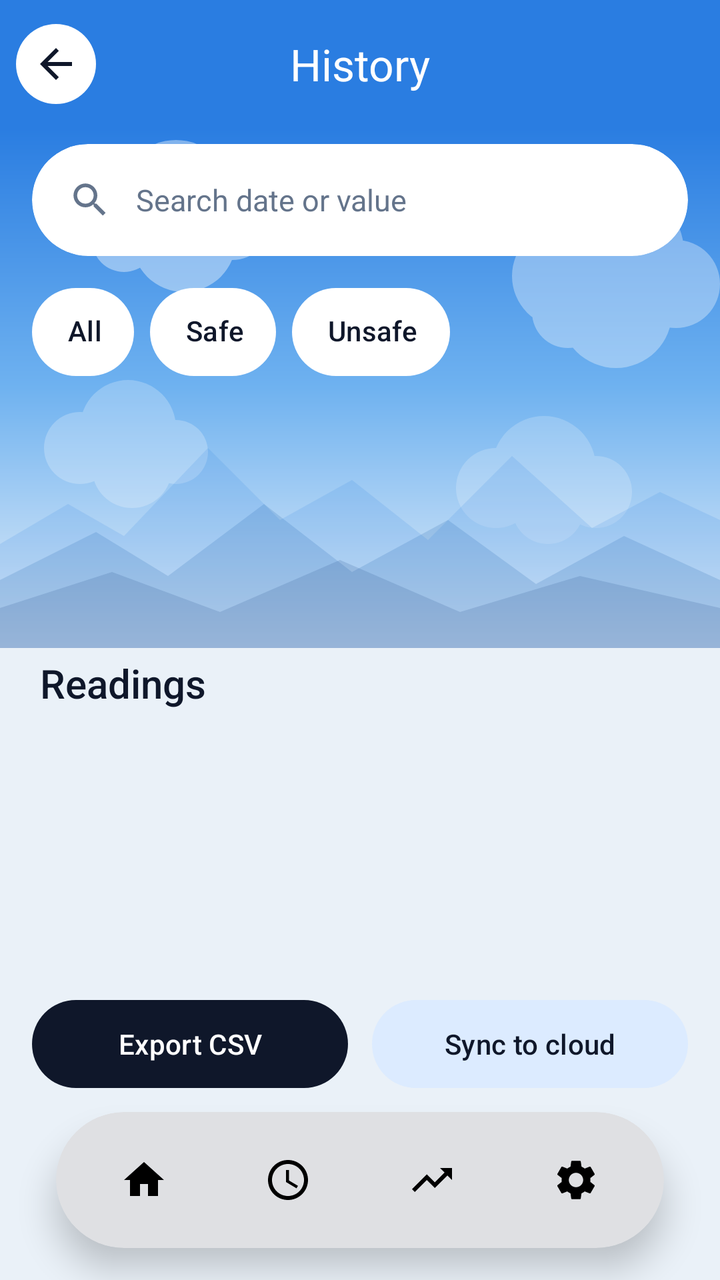
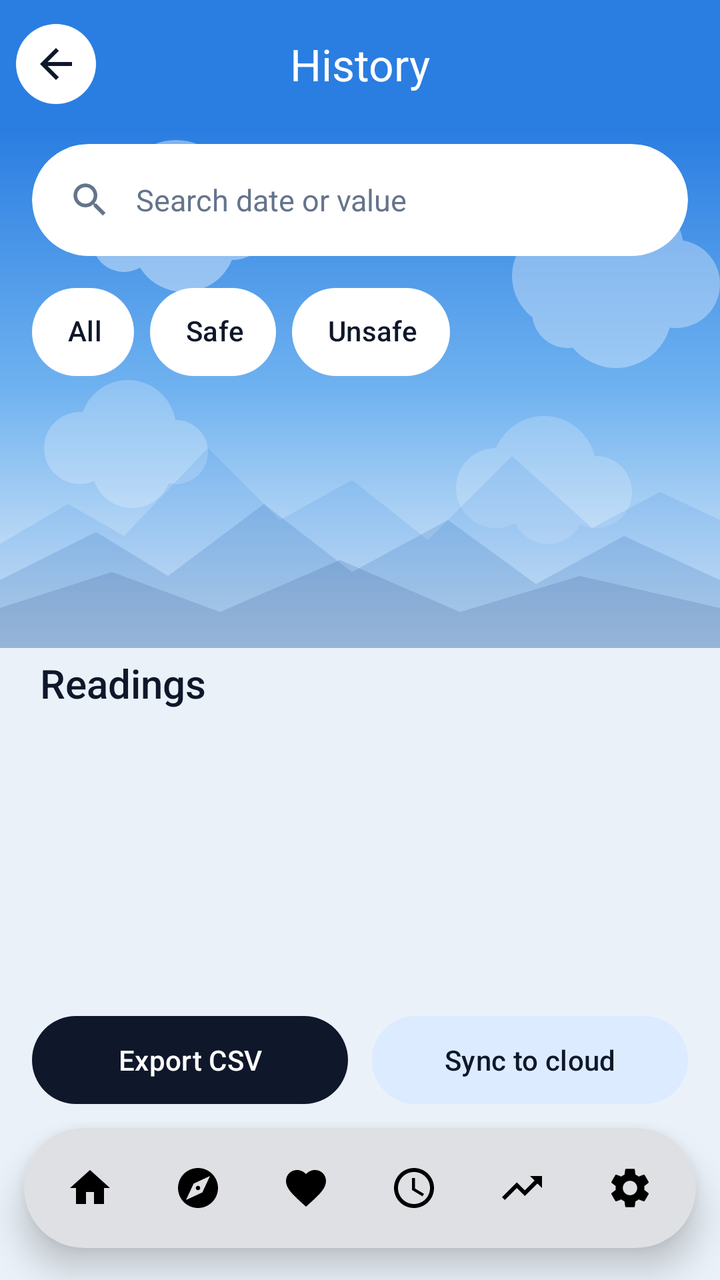

Compare the two renders of this Android layout. The source of the first and the diff that turns it into the second are given below.
<!-- AndroidManifest.xml: application theme Theme.EcoSense -->
<!-- res/layout/activity_history.xml -->
<?xml version="1.0" encoding="utf-8"?>
<androidx.constraintlayout.widget.ConstraintLayout xmlns:android="http://schemas.android.com/apk/res/android" xmlns:app="http://schemas.android.com/apk/res-auto" xmlns:tools="http://schemas.android.com/tools"
    android:id="@+id/root"
    android:layout_width="match_parent"
    android:layout_height="match_parent"
    android:background="@color/eco_bg">

    <com.google.android.material.appbar.MaterialToolbar
        android:id="@+id/toolbar"
        android:layout_width="0dp"
        android:layout_height="?attr/actionBarSize"
        android:background="@color/sky_top"
        app:layout_constraintEnd_toEndOf="parent"
        app:layout_constraintStart_toStartOf="parent"
        app:layout_constraintTop_toTopOf="parent"
        app:navigationIcon="@drawable/ic_back_circle"
        app:title="History"
        app:titleCentered="true"
        app:titleTextAppearance="@style/EcoToolbarTitle"
        app:titleTextColor="@android:color/white" />

    
    <LinearLayout
        android:id="@+id/llControls"
        android:layout_width="0dp"
        android:layout_height="wrap_content"
        android:background="@drawable/bg_sky"
        android:orientation="vertical"
        android:paddingStart="16dp"
        android:paddingTop="8dp"
        android:paddingEnd="16dp"
        android:paddingBottom="22dp"
        app:layout_constraintEnd_toEndOf="parent"
        app:layout_constraintStart_toStartOf="parent"
        app:layout_constraintTop_toBottomOf="@id/toolbar">

        <com.google.android.material.card.MaterialCardView
            style="@style/EcoCard"
            android:layout_width="match_parent"
            android:layout_height="wrap_content"
            app:cardCornerRadius="30dp">

            <LinearLayout
                android:layout_width="match_parent"
                android:layout_height="56dp"
                android:gravity="center_vertical"
                android:orientation="horizontal"
                android:paddingStart="18dp"
                android:paddingEnd="18dp">

                <ImageView
                    android:layout_width="22dp"
                    android:layout_height="22dp"
                    android:contentDescription="Search"
                    android:src="@drawable/ic_search"
                    app:tint="@color/eco_text_secondary" />

                <EditText
                    android:id="@+id/etSearch"
                    android:layout_width="0dp"
                    android:layout_height="match_parent"
                    android:layout_marginStart="12dp"
                    android:layout_weight="1"
                    android:background="@null"
                    android:hint="Search date or value"
                    android:imeOptions="actionSearch"
                    android:importantForAutofill="no"
                    android:inputType="text"
                    android:maxLines="1"
                    android:textColor="@color/eco_text"
                    android:textColorHint="@color/eco_text_secondary"
                    android:textSize="15sp" />
            </LinearLayout>
        </com.google.android.material.card.MaterialCardView>

        <HorizontalScrollView
            android:layout_width="match_parent"
            android:layout_height="wrap_content"
            android:layout_marginTop="14dp"
            android:scrollbars="none">

            <com.google.android.material.chip.ChipGroup
                android:id="@+id/chipFilter"
                android:layout_width="wrap_content"
                android:layout_height="wrap_content"
                app:selectionRequired="true"
                app:singleLine="true"
                app:singleSelection="true">

                <com.google.android.material.chip.Chip
                    android:id="@+id/chipAll"
                    style="@style/EcoChip"
                    android:layout_width="wrap_content"
                    android:layout_height="wrap_content"
                    android:text="All" />
                <com.google.android.material.chip.Chip
                    android:id="@+id/chipSafe"
                    style="@style/EcoChip"
                    android:layout_width="wrap_content"
                    android:layout_height="wrap_content"
                    android:text="Safe" />
                <com.google.android.material.chip.Chip
                    android:id="@+id/chipUnsafe"
                    style="@style/EcoChip"
                    android:layout_width="wrap_content"
                    android:layout_height="wrap_content"
                    android:text="Unsafe" />
            </com.google.android.material.chip.ChipGroup>
        </HorizontalScrollView>
    </LinearLayout>

    
    <LinearLayout
        android:id="@+id/llHeading"
        android:layout_width="0dp"
        android:layout_height="wrap_content"
        android:gravity="center_vertical"
        android:orientation="horizontal"
        android:paddingStart="20dp"
        android:paddingTop="4dp"
        android:paddingEnd="16dp"
        android:paddingBottom="8dp"
        app:layout_constraintEnd_toEndOf="parent"
        app:layout_constraintStart_toStartOf="parent"
        app:layout_constraintTop_toBottomOf="@id/llControls">

        <TextView
            style="@style/EcoSection"
            android:layout_width="0dp"
            android:layout_height="wrap_content"
            android:layout_weight="1"
            android:text="Readings"
            android:textSize="20sp" />

        <com.google.android.material.button.MaterialButtonToggleGroup
            android:id="@+id/toggleMode"
            android:layout_width="wrap_content"
            android:layout_height="wrap_content"
            app:selectionRequired="true"
            app:singleSelection="true">

            <Button
                android:id="@+id/btnModeList"
                style="?attr/materialButtonOutlinedStyle"
                android:layout_width="wrap_content"
                android:layout_height="36dp"
                android:insetTop="0dp"
                android:insetBottom="0dp"
                android:minWidth="0dp"
                android:paddingStart="14dp"
                android:paddingEnd="14dp"
                android:text="List"
                android:textSize="12sp" />
            <Button
                android:id="@+id/btnModeCards"
                style="?attr/materialButtonOutlinedStyle"
                android:layout_width="wrap_content"
                android:layout_height="36dp"
                android:insetTop="0dp"
                android:insetBottom="0dp"
                android:minWidth="0dp"
                android:paddingStart="14dp"
                android:paddingEnd="14dp"
                android:text="Cards"
                android:textSize="12sp" />
            <Button
                android:id="@+id/btnModeGrid"
                style="?attr/materialButtonOutlinedStyle"
                android:layout_width="wrap_content"
                android:layout_height="36dp"
                android:insetTop="0dp"
                android:insetBottom="0dp"
                android:minWidth="0dp"
                android:paddingStart="14dp"
                android:paddingEnd="14dp"
                android:text="Grid"
                android:textSize="12sp" />
        </com.google.android.material.button.MaterialButtonToggleGroup>
    </LinearLayout>

    <FrameLayout
        android:layout_width="0dp"
        android:layout_height="0dp"
        app:layout_constraintBottom_toTopOf="@id/llBar"
        app:layout_constraintEnd_toEndOf="parent"
        app:layout_constraintStart_toStartOf="parent"
        app:layout_constraintTop_toBottomOf="@id/llHeading">

        <ListView
            android:id="@+id/listView"
            android:layout_width="match_parent"
            android:layout_height="match_parent"
            android:clipToPadding="false"
            android:divider="@null"
            android:dividerHeight="0dp" />

        <androidx.recyclerview.widget.RecyclerView
            android:id="@+id/recycler"
            android:layout_width="match_parent"
            android:layout_height="match_parent"
            android:clipToPadding="false"
            android:paddingStart="10dp"
            android:paddingEnd="10dp"
            android:visibility="gone" />

        <TextView
            android:id="@+id/tvEmpty"
            android:layout_width="wrap_content"
            android:layout_height="wrap_content"
            android:layout_gravity="center"
            android:text="No readings found."
            android:textColor="@color/eco_text_secondary"
            android:visibility="gone" />
    </FrameLayout>

    <LinearLayout
        android:id="@+id/llBar"
        android:layout_width="0dp"
        android:layout_height="wrap_content"
        android:layout_marginBottom="8dp"
        android:orientation="horizontal"
        android:paddingStart="16dp"
        android:paddingTop="6dp"
        android:paddingEnd="16dp"
        app:layout_constraintBottom_toTopOf="@id/bottomNav"
        app:layout_constraintEnd_toEndOf="parent"
        app:layout_constraintStart_toStartOf="parent">

        <com.google.android.material.button.MaterialButton
            android:id="@+id/btnExport"
            android:layout_width="0dp"
            android:layout_height="52dp"
            android:layout_marginEnd="6dp"
            android:layout_weight="1"
            android:text="Export CSV"
            app:cornerRadius="26dp" />

        <com.google.android.material.button.MaterialButton
            android:id="@+id/btnSync"
            style="@style/Widget.Material3.Button.TonalButton"
            android:layout_width="0dp"
            android:layout_height="52dp"
            android:layout_marginStart="6dp"
            android:layout_weight="1"
            android:text="Sync to cloud"
            app:cornerRadius="26dp" />
    </LinearLayout>

    <include
        android:id="@+id/bottomNav"
        layout="@layout/view_bottom_nav"
        android:layout_width="0dp"
        android:layout_height="wrap_content"
        android:layout_marginStart="28dp"
        android:layout_marginEnd="28dp"
        android:layout_marginBottom="16dp"
        app:layout_constraintBottom_toBottomOf="parent"
        app:layout_constraintEnd_toEndOf="parent"
        app:layout_constraintStart_toStartOf="parent" />
</androidx.constraintlayout.widget.ConstraintLayout>
<!-- res/layout/view_bottom_nav.xml (included above) -->
<?xml version="1.0" encoding="utf-8"?>
<com.google.android.material.card.MaterialCardView xmlns:android="http://schemas.android.com/apk/res/android" xmlns:app="http://schemas.android.com/apk/res-auto" xmlns:tools="http://schemas.android.com/tools"
    style="@style/Widget.Material3.CardView.Elevated"
    android:layout_width="match_parent"
    android:layout_height="wrap_content"
    app:cardBackgroundColor="@color/eco_card"
    app:cardCornerRadius="34dp"
    app:cardElevation="10dp">

    <LinearLayout
        android:layout_width="match_parent"
        android:layout_height="wrap_content"
        android:gravity="center"
        android:orientation="horizontal"
        android:padding="8dp">

        <ImageView
            android:id="@+id/navHome"
            android:layout_width="0dp"
            android:layout_height="52dp"
            android:layout_weight="1"
            android:contentDescription="Home"
            android:padding="14dp"
            android:scaleType="centerInside"
            android:src="@drawable/ic_home" />
        <ImageView
            android:id="@+id/navHistory"
            android:layout_width="0dp"
            android:layout_height="52dp"
            android:layout_weight="1"
            android:contentDescription="History"
            android:padding="14dp"
            android:scaleType="centerInside"
            android:src="@drawable/ic_history" />
        <ImageView
            android:id="@+id/navPredict"
            android:layout_width="0dp"
            android:layout_height="52dp"
            android:layout_weight="1"
            android:contentDescription="Prediction"
            android:padding="14dp"
            android:scaleType="centerInside"
            android:src="@drawable/ic_trend" />
        <ImageView
            android:id="@+id/navSettings"
            android:layout_width="0dp"
            android:layout_height="52dp"
            android:layout_weight="1"
            android:contentDescription="Settings"
            android:padding="14dp"
            android:scaleType="centerInside"
            android:src="@drawable/ic_settings" />
    </LinearLayout>
</com.google.android.material.card.MaterialCardView>
<!-- resources referenced by this layout -->
<resources>
  <color name="eco_bg">#EAF1F8</color>
  <color name="eco_card">#FFFFFF</color>
  <color name="eco_text">#0F172A</color>
  <color name="eco_text_secondary">#64748B</color>
  <color name="sky_top">#2A7DE1</color>
  <!-- drawable ic_history (drawable) -->
  <vector xmlns:android="http://schemas.android.com/apk/res/android"
      android:width="24dp" android:height="24dp"
      android:viewportWidth="24" android:viewportHeight="24">
      <path android:fillColor="#000000" android:pathData="M11.99,2C6.47,2 2,6.48 2,12s4.47,10 9.99,10C17.52,22 22,17.52 22,12S17.52,2 11.99,2zM12,20c-4.42,0 -8,-3.58 -8,-8s3.58,-8 8,-8 8,3.58 8,8 -3.58,8 -8,8zM12.5,7H11v6l5.25,3.15 0.75,-1.23 -4.5,-2.67z" />
  </vector>
  <!-- drawable ic_home (drawable) -->
  <vector xmlns:android="http://schemas.android.com/apk/res/android"
      android:width="24dp" android:height="24dp"
      android:viewportWidth="24" android:viewportHeight="24">
      <path android:fillColor="#000000" android:pathData="M10,20v-6h4v6h5v-8h3L12,3 2,12h3v8z" />
  </vector>
  <!-- drawable ic_trend (drawable) -->
  <vector xmlns:android="http://schemas.android.com/apk/res/android"
      android:width="24dp" android:height="24dp"
      android:viewportWidth="24" android:viewportHeight="24">
      <path android:fillColor="#000000" android:pathData="M16,6l2.29,2.29 -4.88,4.88 -4,-4L2,16.59 3.41,18l6,-6 4,4 6.3,-6.29L22,12V6z" />
  </vector>
  <style name="EcoCard" parent="Widget.Material3.CardView.Elevated">
          <item name="cardCornerRadius">24dp</item>
          <item name="cardBackgroundColor">@color/eco_card</item>
          <item name="cardElevation">0dp</item>
          <item name="strokeWidth">0dp</item>
      </style>
  <style name="EcoSection">
          <item name="android:textSize">16sp</item>
          <item name="android:fontFamily">sans-serif-medium</item>
          <item name="android:textColor">@color/eco_text</item>
      </style>
  <style name="EcoToolbarTitle" parent="TextAppearance.Material3.TitleLarge">
          <item name="android:textColor">@android:color/white</item>
          <item name="android:fontFamily">sans-serif-medium</item>
      </style>
  <color name="sky_mid">#6FB2F0</color>
  <color name="sky_bottom">#EAF1F8</color>
  <color name="eco_navy">#0F172A</color>
  <color name="eco_on_navy">#FFFFFF</color>
  <color name="tint_hum">#DCEBFF</color>
  <color name="eco_primary">#1E6FE0</color>
  <color name="eco_on_primary">#FFFFFF</color>
  <color name="eco_tile">#F1F5F9</color>
  <color name="eco_outline">#CBD5E1</color>
  <style name="Animation.EcoActivity" parent="@android:style/Animation.Activity">
          <item name="android:activityOpenEnterAnimation">@anim/slide_in_right</item>
          <item name="android:activityOpenExitAnimation">@anim/slide_out_left</item>
          <item name="android:activityCloseEnterAnimation">@anim/slide_in_left</item>
          <item name="android:activityCloseExitAnimation">@anim/slide_out_right</item>
      </style>
  <!-- unchanged entries left out for length: 8 -->
</resources>

<!-- the commit's change to res/layout/activity_history.xml (unified diff, before → after) -->
@@ -251,8 +251,8 @@
         layout="@layout/view_bottom_nav"
         android:layout_width="0dp"
         android:layout_height="wrap_content"
-        android:layout_marginStart="28dp"
-        android:layout_marginEnd="28dp"
+        android:layout_marginStart="12dp"
+        android:layout_marginEnd="12dp"
         android:layout_marginBottom="16dp"
         app:layout_constraintBottom_toBottomOf="parent"
         app:layout_constraintEnd_toEndOf="parent"
@@ -260,12 +260,13 @@
 </androidx.constraintlayout.widget.ConstraintLayout>
 <!-- res/layout/view_bottom_nav.xml (included above) -->
 <?xml version="1.0" encoding="utf-8"?>
-<com.google.android.material.card.MaterialCardView xmlns:android="http://schemas.android.com/apk/res/android" xmlns:app="http://schemas.android.com/apk/res-auto" xmlns:tools="http://schemas.android.com/tools"
+<com.google.android.material.card.MaterialCardView xmlns:android="http://schemas.android.com/apk/res/android"
+    xmlns:app="http://schemas.android.com/apk/res-auto"
     style="@style/Widget.Material3.CardView.Elevated"
     android:layout_width="match_parent"
     android:layout_height="wrap_content"
     app:cardBackgroundColor="@color/eco_card"
-    app:cardCornerRadius="34dp"
+    app:cardCornerRadius="32dp"
     app:cardElevation="10dp">
 
     <LinearLayout
@@ -273,42 +274,60 @@
         android:layout_height="wrap_content"
         android:gravity="center"
         android:orientation="horizontal"
-        android:padding="8dp">
+        android:padding="6dp">
 
         <ImageView
             android:id="@+id/navHome"
             android:layout_width="0dp"
-            android:layout_height="52dp"
+            android:layout_height="48dp"
             android:layout_weight="1"
             android:contentDescription="Home"
-            android:padding="14dp"
+            android:padding="12dp"
             android:scaleType="centerInside"
             android:src="@drawable/ic_home" />
         <ImageView
+            android:id="@+id/navPlan"
+            android:layout_width="0dp"
+            android:layout_height="48dp"
+            android:layout_weight="1"
+            android:contentDescription="Today's plan"
+            android:padding="12dp"
+            android:scaleType="centerInside"
+            android:src="@drawable/ic_plan" />
+        <ImageView
+            android:id="@+id/navSymptom"
+            android:layout_width="0dp"
+            android:layout_height="48dp"
+            android:layout_weight="1"
+            android:contentDescription="Symptom diary"
+            android:padding="12dp"
+            android:scaleType="centerInside"
+            android:src="@drawable/ic_heart" />
+        <ImageView
             android:id="@+id/navHistory"
             android:layout_width="0dp"
-            android:layout_height="52dp"
+            android:layout_height="48dp"
             android:layout_weight="1"
             android:contentDescription="History"
-            android:padding="14dp"
+            android:padding="12dp"
             android:scaleType="centerInside"
             android:src="@drawable/ic_history" />
         <ImageView
             android:id="@+id/navPredict"
             android:layout_width="0dp"
-            android:layout_height="52dp"
+            android:layout_height="48dp"
             android:layout_weight="1"
             android:contentDescription="Prediction"
-            android:padding="14dp"
+            android:padding="12dp"
             android:scaleType="centerInside"
             android:src="@drawable/ic_trend" />
         <ImageView
             android:id="@+id/navSettings"
             android:layout_width="0dp"
-            android:layout_height="52dp"
+            android:layout_height="48dp"
             android:layout_weight="1"
             android:contentDescription="Settings"
-            android:padding="14dp"
+            android:padding="12dp"
             android:scaleType="centerInside"
             android:src="@drawable/ic_settings" />
     </LinearLayout>
<!-- resource entries referenced after the edit -->
@@ -5,6 +5,12 @@
   <color name="eco_text">#0F172A</color>
   <color name="eco_text_secondary">#64748B</color>
   <color name="sky_top">#2A7DE1</color>
+  <!-- drawable ic_heart (drawable) -->
+  <vector xmlns:android="http://schemas.android.com/apk/res/android"
+      android:width="24dp" android:height="24dp"
+      android:viewportWidth="24" android:viewportHeight="24">
+      <path android:fillColor="#000000" android:pathData="M12,21.35l-1.45,-1.32C5.4,15.36 2,12.28 2,8.5 2,5.42 4.42,3 7.5,3c1.74,0 3.41,0.81 4.5,2.09C13.09,3.81 14.76,3 16.5,3 19.58,3 22,5.42 22,8.5c0,3.78 -3.4,6.86 -8.55,11.54L12,21.35z" />
+  </vector>
   <!-- drawable ic_history (drawable) -->
   <vector xmlns:android="http://schemas.android.com/apk/res/android"
       android:width="24dp" android:height="24dp"
@@ -16,6 +22,12 @@
       android:width="24dp" android:height="24dp"
       android:viewportWidth="24" android:viewportHeight="24">
       <path android:fillColor="#000000" android:pathData="M10,20v-6h4v6h5v-8h3L12,3 2,12h3v8z" />
+  </vector>
+  <!-- drawable ic_plan (drawable) -->
+  <vector xmlns:android="http://schemas.android.com/apk/res/android"
+      android:width="24dp" android:height="24dp"
+      android:viewportWidth="24" android:viewportHeight="24">
+      <path android:fillColor="#000000" android:pathData="M12,10.9c-0.61,0 -1.1,0.49 -1.1,1.1s0.49,1.1 1.1,1.1c0.61,0 1.1,-0.49 1.1,-1.1s-0.49,-1.1 -1.1,-1.1zM12,2C6.48,2 2,6.48 2,12s4.48,10 10,10 10,-4.48 10,-10S17.52,2 12,2zM14.19,14.19L6,18l3.81,-8.19L18,6l-3.81,8.19z" />
   </vector>
   <!-- drawable ic_trend (drawable) -->
   <vector xmlns:android="http://schemas.android.com/apk/res/android"
